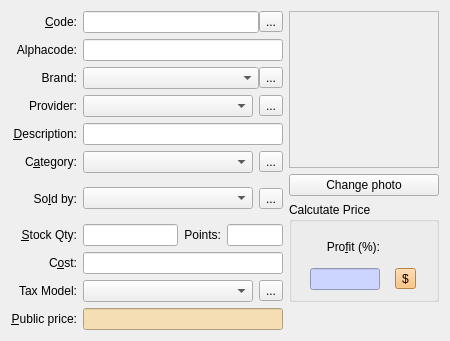
Above: squeeze/src/ui/producteditor.ui from miguelchavez/lemonpos before the change. Below: the same form after it.
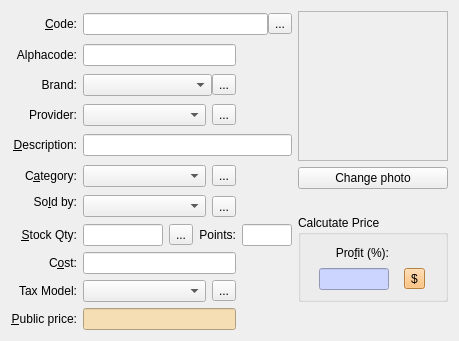
That is the form after the change.

Commit message: Adding Stock Correction... backported from persa branch

```diff
--- a/squeeze/src/ui/producteditor.ui
+++ b/squeeze/src/ui/producteditor.ui
@@ -87,7 +87,7 @@
      </item>
     </layout>
    </item>
-   <item row="0" column="4" rowspan="7">
+   <item row="0" column="4" rowspan="6">
     <layout class="QVBoxLayout">
      <item>
       <widget class="QLabel" name="labelPhoto">
@@ -142,7 +142,7 @@
      </property>
     </widget>
    </item>
-   <item row="1" column="1" colspan="3">
+   <item row="1" column="1" colspan="2">
     <widget class="QLineEdit" name="editAlphacode">
      <property name="sizePolicy">
       <sizepolicy hsizetype="MinimumExpanding" vsizetype="Fixed">
@@ -162,7 +162,7 @@
      </property>
     </widget>
    </item>
-   <item row="2" column="1" colspan="3">
+   <item row="2" column="1" colspan="2">
     <layout class="QHBoxLayout" name="horizontalLayout_4">
      <property name="spacing">
       <number>0</number>
@@ -195,7 +195,7 @@
      </property>
     </widget>
    </item>
-   <item row="3" column="1" colspan="3">
+   <item row="3" column="1" colspan="2">
     <layout class="QHBoxLayout" name="horizontalLayout_5">
      <item>
       <widget class="QComboBox" name="providerCombo"/>
@@ -275,7 +275,7 @@
      </property>
     </widget>
    </item>
-   <item row="5" column="1" colspan="3">
+   <item row="5" column="1" colspan="2">
     <layout class="QHBoxLayout" name="horizontalLayout">
      <item>
       <widget class="QComboBox" name="categoriesCombo">
@@ -302,7 +302,7 @@
      </item>
     </layout>
    </item>
-   <item row="6" column="0" rowspan="2">
+   <item row="6" column="0">
     <widget class="QLabel" name="label_7">
      <property name="sizePolicy">
       <sizepolicy hsizetype="Minimum" vsizetype="Preferred">
@@ -324,7 +324,7 @@
      </property>
     </widget>
    </item>
-   <item row="6" column="1" rowspan="2" colspan="3">
+   <item row="6" column="1" rowspan="2" colspan="2">
     <layout class="QHBoxLayout" name="horizontalLayout_2">
      <item>
       <widget class="QComboBox" name="measuresCombo">
@@ -810,6 +810,8 @@
     </widget>
    </item>
    <item row="8" column="1">
+    <layout class="QHBoxLayout" name="horizontalLayout_6">
+     <item>
     <widget class="QLineEdit" name="editStockQty">
      <property name="sizePolicy">
       <sizepolicy hsizetype="MinimumExpanding" vsizetype="Fixed">
@@ -834,6 +836,18 @@
      </property>
     </widget>
    </item>
+     <item>
+      <widget class="QToolButton" name="btnStockCorrection">
+       <property name="toolTip">
+        <string>Correct stock</string>
+       </property>
+       <property name="text">
+        <string>...</string>
+       </property>
+      </widget>
+     </item>
+    </layout>
+   </item>
    <item row="8" column="2">
     <widget class="QLabel" name="label_15">
      <property name="sizePolicy">
@@ -903,7 +917,7 @@
      </property>
     </widget>
    </item>
-   <item row="9" column="1" colspan="3">
+   <item row="9" column="1" colspan="2">
     <widget class="QLineEdit" name="editCost">
      <property name="sizePolicy">
       <sizepolicy hsizetype="MinimumExpanding" vsizetype="Fixed">
@@ -935,7 +949,7 @@
      </property>
     </widget>
    </item>
-   <item row="10" column="1" colspan="3">
+   <item row="10" column="1" colspan="2">
     <layout class="QHBoxLayout" name="horizontalLayout_3">
      <item>
       <widget class="QComboBox" name="taxModelCombo"/>
@@ -977,7 +991,7 @@
      </property>
     </widget>
    </item>
-   <item row="11" column="1" colspan="3">
+   <item row="11" column="1" colspan="2">
     <widget class="QLineEdit" name="editFinalPrice">
      <property name="sizePolicy">
       <sizepolicy hsizetype="MinimumExpanding" vsizetype="Fixed">
```
Lines whose indentation alone changed are shown as unchanged. The commit also changes 11 other files.
